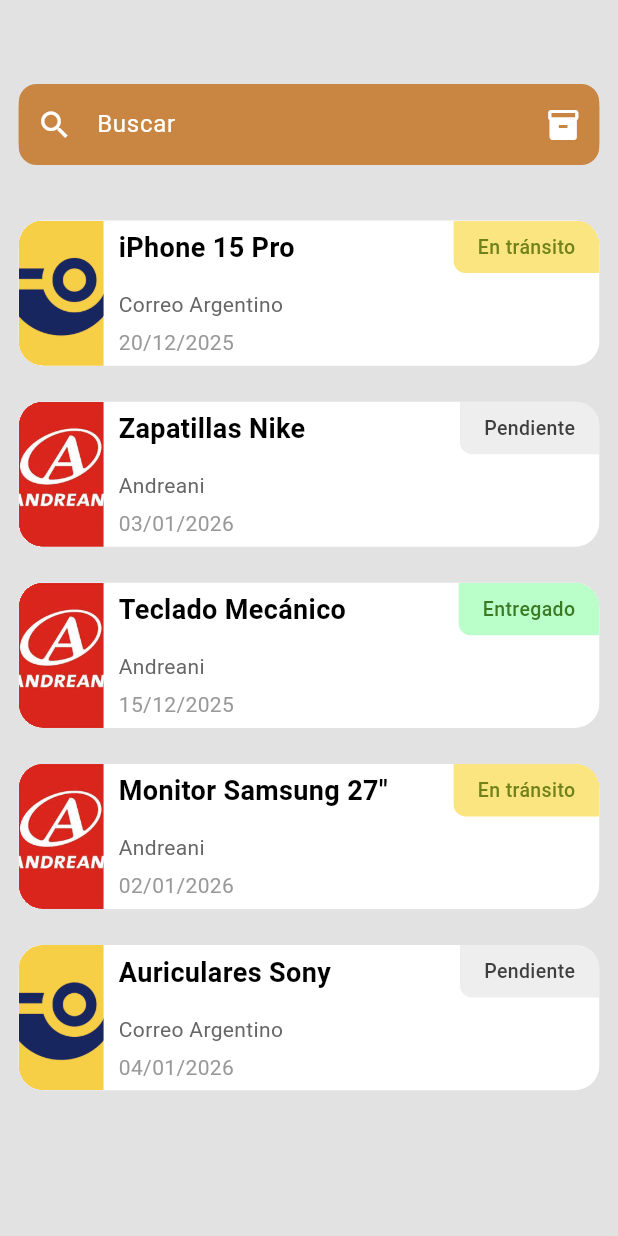
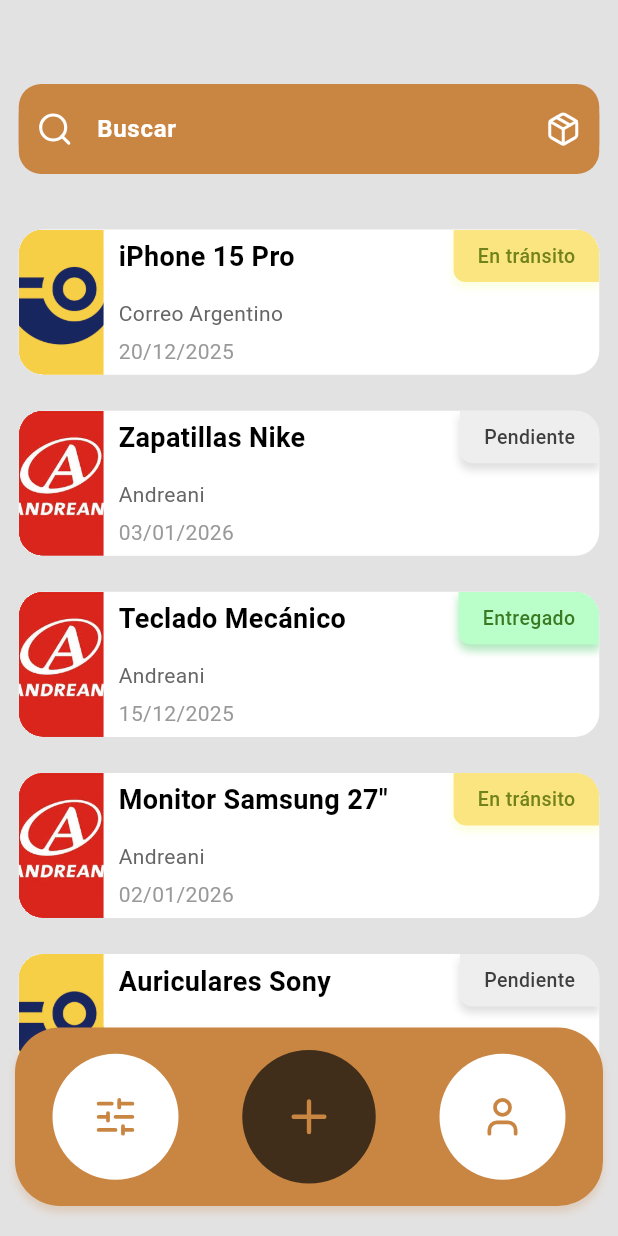
Before and after one commit to andyargg/rastroMobile, a Flutter app: the screen it shows after launch, on a phone screen of 412 x 824 dp. Run offline on Flutter 3.47's test engine with Material 3 defaults, Android fonts, the light colour scheme and no system bars; our stand-ins replace auto_route, lucide_icons.

Commit message:
Home page finished

```diff
--- a/lib/main.dart
+++ b/lib/main.dart
@@ -17,6 +17,7 @@
       theme: ThemeData(
         colorScheme: ColorScheme.fromSeed(seedColor: Colors.deepPurple),
         useMaterial3: true,
+        fontFamily: 'Roboto',
       ),
       home: HomePage(shippings: mockShippings),
     );
--- a/lib/utils/enums/statuses.dart
+++ b/lib/utils/enums/statuses.dart
@@ -46,4 +46,17 @@
         return const Color.fromARGB(255, 62, 62, 62);
     }
   }
+
+  Color getShadowColor() {
+    switch (this) {
+      case ShippingStatus.delivered:
+        return const Color(0xFFB3E8BF);
+      case ShippingStatus.inTransit:
+        return const Color.fromRGBO(239, 255, 114, 0.22);
+      case ShippingStatus.error:
+        return const Color.fromRGBO(248, 82, 91, 0.32);
+      case ShippingStatus.pending:
+        return const Color.fromRGBO(128, 128, 128, 0.25);
+    }
+  }
 }
--- a/lib/views/screens/home/home.dart
+++ b/lib/views/screens/home/home.dart
@@ -1,5 +1,6 @@
 import 'package:flutter/material.dart';
 import 'package:rastro/models/shipping.dart';
+import 'package:rastro/views/screens/home/widgets/footer_menu.dart';
 import 'package:rastro/views/screens/home/widgets/search_bar_card.dart';
 import 'package:rastro/views/screens/home/widgets/shipping_card_builder.dart';
 
@@ -34,7 +35,9 @@
         return Scaffold(
           backgroundColor: Color(0xFFE3E2E2),
           body: SafeArea(
-            child: Column(
+            child: Stack(
+              children: [
+                Column(
                   children: [
                     Padding(
                       padding: const EdgeInsets.fromLTRB(12.5, 56, 12.5, 5),
@@ -51,6 +54,9 @@
                     Expanded(
                       child: ShippingCardBuilder(shippings: _filteredShippings)
                     ),
+                  ],
+                ),
+                FooterMenu(),
               ],
             ),
           )
--- /dev/null
+++ b/lib/views/screens/home/widgets/footer_menu.dart
@@ -0,0 +1,65 @@
+import 'package:flutter/material.dart';
+import 'package:lucide_icons/lucide_icons.dart';
+
+class FooterMenu extends StatelessWidget {
+  const FooterMenu({super.key});
+
+  @override
+  Widget build(BuildContext context) {
+    return Positioned(
+      bottom: 20,
+      left: 0,
+      right: 0,
+      child: Container(
+        decoration: BoxDecoration(
+          color: Color(0xFFC98643),
+          borderRadius: BorderRadius.circular(30),
+          boxShadow: [
+            BoxShadow(
+              color: Color.fromRGBO(201, 134, 67, 0.25),
+              offset: Offset(0, 4),
+              blurRadius: 4,
+            ),
+          ],
+        ),
+        margin: EdgeInsets.symmetric(horizontal: 10),
+        padding: EdgeInsets.symmetric(vertical: 15, horizontal: 25),
+        child: Row(
+          mainAxisAlignment: MainAxisAlignment.spaceBetween,
+          children: [
+            IconButton(
+              icon: Icon(LucideIcons.slidersHorizontal),
+              style: IconButton.styleFrom(
+                backgroundColor: Color(0xFFFFFFFF),
+                padding: EdgeInsets.all(27),
+                foregroundColor: Color(0xFFC98643),
+                iconSize: 30,
+              ),
+              onPressed: () {},
+            ),
+            IconButton(
+              icon: Icon(LucideIcons.plus),
+              style: IconButton.styleFrom(
+                backgroundColor: Color(0xFF402E1B),
+                padding: EdgeInsets.all(27),
+                foregroundColor: Color(0xFFC98643),
+                iconSize: 35,
+              ),
+              onPressed: () {},
+            ),
+            IconButton(
+              icon: Icon(LucideIcons.user),
+              style: IconButton.styleFrom(
+                backgroundColor: Color(0xFFFFFFFF),
+                padding: EdgeInsets.all(27),
+                foregroundColor: Color(0xFFC98643),
+                iconSize: 30,
+              ),
+              onPressed: () {},
+            ),
+          ],
+        ),
+      ),
+    );
+  }
+}
--- a/lib/views/screens/home/widgets/search_bar_card.dart
+++ b/lib/views/screens/home/widgets/search_bar_card.dart
@@ -1,4 +1,5 @@
 import 'package:flutter/material.dart';
+import 'package:lucide_icons/lucide_icons.dart';
 
 class SearchBarCard extends StatefulWidget {
 final ValueChanged<String> onSearchChanged;
@@ -37,15 +38,18 @@
       decoration: InputDecoration(
         hintText: 'Buscar',
         hintStyle: TextStyle(
-          color: Color(0xFFFFFFFF)
+          color: Color(0xFFFFFFFF),
+          fontWeight: FontWeight.bold,
+          fontSize: 16,
         ),
         prefixIcon: const Icon(
-          Icons.search,
+          LucideIcons.search,
           color: Color(0xFFFFFFFF),
+          size: 25,
         ),
         suffixIcon: _controller.text.isNotEmpty
           ? IconButton(
-            icon: const Icon(Icons.clear),
+            icon: const Icon(LucideIcons.x),
             color: Color(0xFFFFFFFF),
             onPressed: () {
               _controller.clear();
@@ -53,14 +57,14 @@
             },
           )
           : const Icon(
-            Icons.inventory_2,
+            LucideIcons.package,
             color: Color(0xFFFFFFFF),
           ),
         filled: true,
         fillColor: Color(0xFFC98643),
-        contentPadding: const EdgeInsets.symmetric(horizontal: 16, vertical: 15),
+        contentPadding: const EdgeInsets.symmetric(vertical: 18),
         border: OutlineInputBorder(
-          borderRadius: BorderRadius.circular(12),
+          borderRadius: BorderRadius.circular(20),
           borderSide: BorderSide.none,
         ),
       )
--- a/lib/views/screens/home/widgets/shipping_card.dart
+++ b/lib/views/screens/home/widgets/shipping_card.dart
@@ -81,6 +81,13 @@
                       borderRadius: BorderRadius.only(
                         bottomLeft: Radius.circular(8.0),
                       ),
+                      boxShadow: [
+                        BoxShadow(
+                          color: shipping.status.getShadowColor(),
+                          offset: Offset(0, 4),
+                          blurRadius: 4,
+                        ),
+                      ],
                     ),
                     child: Text(
                       shipping.status.getLabel(),
--- a/pubspec.yaml
+++ b/pubspec.yaml
@@ -17,6 +17,7 @@
   auto_route: ^11.1.0
   get_it: ^9.2.0
   intl: ^0.19.0
+  lucide_icons: ^0.257.0
 
 dev_dependencies:
   flutter_test:
```
Also changed, not shown: pubspec.lock. Lines whose indentation alone changed are shown as unchanged.
